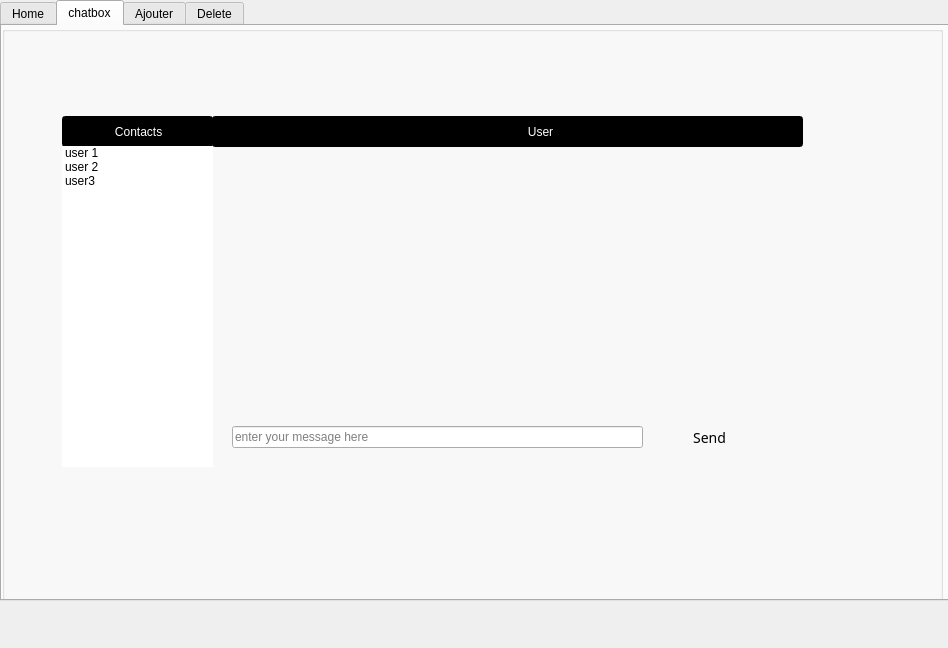
Above: employes.ui from Hamoda73/Projet_Smart_rdi_center before the change. Below: the same form after it.
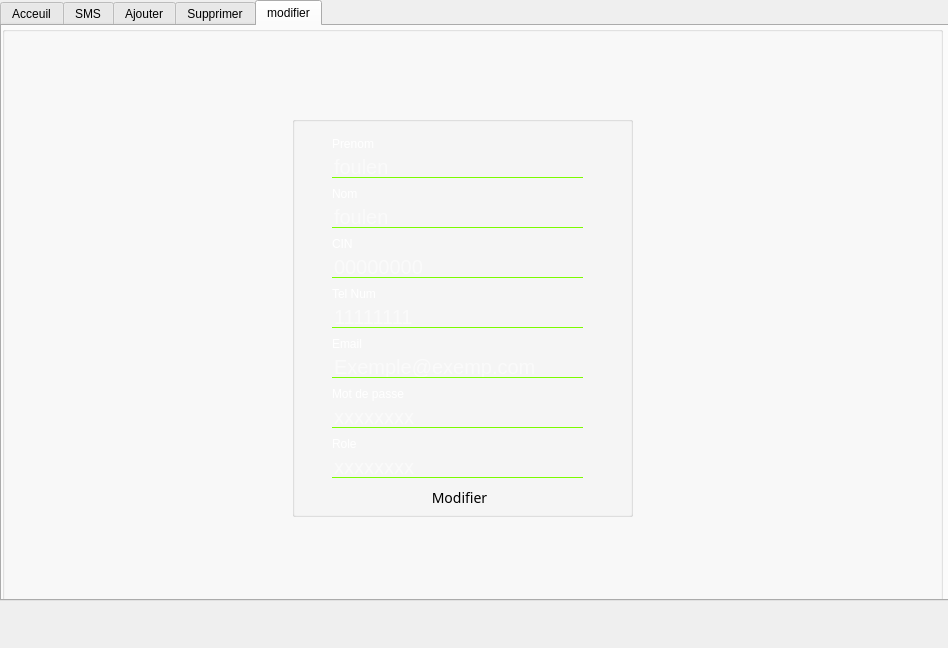
That is the form after the change. The open tabs and pages were chosen to show the change. Icons and pictures are not drawn.

Patch:
```diff
--- a/employes.ui
+++ b/employes.ui
@@ -38,7 +38,7 @@
      <string notr="true"/>
     </property>
     <attribute name="title">
-     <string>Home</string>
+     <string>Acceuil</string>
     </attribute>
     <widget class="QGroupBox" name="groupBox">
      <property name="geometry">
@@ -436,7 +436,7 @@
    </widget>
    <widget class="QWidget" name="tab_3">
     <attribute name="title">
-     <string>chatbox</string>
+     <string>SMS</string>
     </attribute>
     <widget class="QGroupBox" name="groupBox_8">
      <property name="geometry">
@@ -454,44 +454,13 @@
      <property name="title">
       <string/>
      </property>
-     <widget class="QGroupBox" name="groupBox_4">
-      <property name="geometry">
-       <rect>
-        <x>210</x>
-        <y>120</y>
-        <width>591</width>
-        <height>261</height>
-       </rect>
-      </property>
-      <property name="styleSheet">
-       <string notr="true">background-image: url(:/img/269692057_1624625321227485_6672185886649751140_n.jpg);
-border-color: rgb(0, 170, 0);
-border-radius:10px;</string>
-      </property>
-      <property name="title">
-       <string/>
-      </property>
-      <widget class="QLabel" name="label_12">
-       <property name="geometry">
-        <rect>
-         <x>30</x>
-         <y>30</y>
-         <width>211</width>
-         <height>16</height>
-        </rect>
-       </property>
-       <property name="text">
-        <string/>
-       </property>
-      </widget>
-     </widget>
      <widget class="QGroupBox" name="groupBox_5">
       <property name="geometry">
        <rect>
-        <x>210</x>
-        <y>380</y>
+        <x>320</x>
+        <y>170</y>
         <width>591</width>
-        <height>61</height>
+        <height>211</height>
        </rect>
       </property>
       <property name="styleSheet">
@@ -507,20 +476,23 @@
        <property name="geometry">
         <rect>
          <x>20</x>
-         <y>20</y>
-         <width>411</width>
-         <height>22</height>
+         <y>10</y>
+         <width>551</width>
+         <height>131</height>
         </rect>
        </property>
+       <property name="alignment">
+        <set>Qt::AlignLeading|Qt::AlignLeft|Qt::AlignTop</set>
+       </property>
        <property name="placeholderText">
-        <string>enter your message here</string>
+        <string>Saisir votre message</string>
        </property>
       </widget>
       <widget class="QPushButton" name="pushButton_7">
        <property name="geometry">
         <rect>
-         <x>460</x>
-         <y>20</y>
+         <x>260</x>
+         <y>170</y>
          <width>75</width>
          <height>24</height>
         </rect>
@@ -554,72 +526,109 @@
 }</string>
        </property>
        <property name="text">
-        <string>Send</string>
+        <string>Envoyer</string>
        </property>
       </widget>
      </widget>
      <widget class="QLineEdit" name="lineEdit_14">
       <property name="geometry">
        <rect>
-        <x>210</x>
-        <y>90</y>
-        <width>591</width>
-        <height>31</height>
+        <x>10</x>
+        <y>190</y>
+        <width>251</width>
+        <height>22</height>
        </rect>
       </property>
       <property name="styleSheet">
-       <string notr="true">background-color: rgb(0, 0, 0);
-color: rgb(255, 255, 255);</string>
+       <string notr="true">background-color: rgb(255, 255, 255);
+
+background:transparent;
+border:none;
+border-bottom:1px solid #7CFC00;
+font-size:20px;
+color:white</string>
       </property>
       <property name="text">
-       <string>                                                                                              User</string>
+       <string/>
       </property>
+      <property name="placeholderText">
+       <string>foulen</string>
+      </property>
      </widget>
-     <widget class="QLineEdit" name="lineEdit_17">
+     <widget class="QLabel" name="label_9">
       <property name="geometry">
        <rect>
-        <x>60</x>
-        <y>90</y>
-        <width>151</width>
-        <height>31</height>
+        <x>10</x>
+        <y>170</y>
+        <width>141</width>
+        <height>16</height>
+       </rect>
+      </property>
+      <property name="styleSheet">
+       <string notr="true">color: rgb(255, 255, 255);</string>
+      </property>
+      <property name="text">
+       <string>To :</string>
+      </property>
+     </widget>
+     <widget class="QLabel" name="label_19">
+      <property name="geometry">
+       <rect>
+        <x>10</x>
+        <y>230</y>
+        <width>141</width>
+        <height>16</height>
+       </rect>
+      </property>
+      <property name="styleSheet">
+       <string notr="true">color: rgb(255, 255, 255);</string>
+      </property>
+      <property name="text">
+       <string>From</string>
+      </property>
+     </widget>
+     <widget class="QLineEdit" name="le_nom_4">
+      <property name="geometry">
+       <rect>
+        <x>10</x>
+        <y>250</y>
+        <width>251</width>
+        <height>22</height>
+       </rect>
+      </property>
+      <property name="styleSheet">
+       <string notr="true">background-color: rgb(255, 255, 255);
+
+background:transparent;
+border:none;
+border-bottom:1px solid #7CFC00;
+font-size:20px;
+color:white</string>
+      </property>
+      <property name="text">
+       <string/>
+      </property>
+      <property name="placeholderText">
+       <string>foulen</string>
+      </property>
+     </widget>
+     <widget class="QLabel" name="label_12">
+      <property name="geometry">
+       <rect>
+        <x>510</x>
+        <y>100</y>
+        <width>141</width>
+        <height>51</height>
        </rect>
       </property>
       <property name="styleSheet">
        <string notr="true">color: rgb(255, 255, 255);
-background-color: rgb(0, 0, 0);</string>
+font: 24pt &quot;Segoe UI&quot;;</string>
       </property>
       <property name="text">
-       <string>               Contacts</string>
+       <string>Body</string>
       </property>
      </widget>
-     <widget class="QListWidget" name="listWidget_2">
-      <property name="geometry">
-       <rect>
-        <x>60</x>
-        <y>120</y>
-        <width>151</width>
-        <height>321</height>
-       </rect>
-      </property>
-      <property name="styleSheet">
-       <string notr="true">border-radius:10px;</string>
-      </property>
-      <item>
-       <property name="text">
-        <string>user 1</string>
-       </property>
-      </item>
-      <item>
-       <property name="text">
-        <string>user 2</string>
-       </property>
-      </item>
-      <item>
-       <property name="text">
-        <string>user3</string>
-       </property>
-      </item>
-     </widget>
     </widget>
    </widget>
    <widget class="QWidget" name="tab_2">
@@ -1021,7 +1030,7 @@
    </widget>
    <widget class="QWidget" name="tab_4">
     <attribute name="title">
-     <string>Delete</string>
+     <string>Supprimer</string>
     </attribute>
     <widget class="QGroupBox" name="groupBox_7">
      <property name="geometry">
@@ -1156,6 +1165,353 @@
      <zorder>lineEdit_2</zorder>
     </widget>
    </widget>
+   <widget class="QWidget" name="tab_5">
+    <attribute name="title">
+     <string>modifier</string>
+    </attribute>
+    <widget class="QGroupBox" name="groupBox_9">
+     <property name="geometry">
+      <rect>
+       <x>0</x>
+       <y>0</y>
+       <width>941</width>
+       <height>591</height>
+      </rect>
+     </property>
+     <property name="styleSheet">
+      <string notr="true">#groupBox_9{background-image: url(:/img/rsz back2.jpg);}
+
+</string>
+     </property>
+     <property name="title">
+      <string/>
+     </property>
+     <widget class="QGroupBox" name="groupBox_10">
+      <property name="geometry">
+       <rect>
+        <x>290</x>
+        <y>90</y>
+        <width>341</width>
+        <height>401</height>
+       </rect>
+      </property>
+      <property name="styleSheet">
+       <string notr="true">background:transparent;
+</string>
+      </property>
+      <property name="title">
+       <string/>
+      </property>
+      <widget class="QPushButton" name="pb_modifier">
+       <property name="geometry">
+        <rect>
+         <x>130</x>
+         <y>370</y>
+         <width>75</width>
+         <height>24</height>
+        </rect>
+       </property>
+       <property name="styleSheet">
+        <string notr="true">*{
+ font-family:century gothic;
+   font-size:14px;
+}
+
+QFrame
+{
+ 	 
+}
+QPushButton
+{
+
+	
+	background-image: url(:/img/white.jpg);
+}
+QPushButton
+{
+ border-radius:8px;
+}
+QPushButton:hover
+{
+color:rgb(255,255,255);
+ 
+border-radius:10px;
+background:#3CB043;
+}</string>
+       </property>
+       <property name="text">
+        <string>Modifier</string>
+       </property>
+      </widget>
+      <widget class="QLabel" name="label_10">
+       <property name="geometry">
+        <rect>
+         <x>40</x>
+         <y>20</y>
+         <width>49</width>
+         <height>16</height>
+        </rect>
+       </property>
+       <property name="styleSheet">
+        <string notr="true">color: rgb(255, 255, 255);</string>
+       </property>
+       <property name="text">
+        <string>Prenom</string>
+       </property>
+      </widget>
+      <widget class="QLineEdit" name="le_nom_2">
+       <property name="geometry">
+        <rect>
+         <x>40</x>
+         <y>40</y>
+         <width>251</width>
+         <height>22</height>
+        </rect>
+       </property>
+       <property name="styleSheet">
+        <string notr="true">background-color: rgb(255, 255, 255);
+
+background:transparent;
+border:none;
+border-bottom:1px solid #7CFC00;
+font-size:20px;
+color:white</string>
+       </property>
+       <property name="placeholderText">
+        <string>foulen</string>
+       </property>
+      </widget>
+      <widget class="QLabel" name="label_11">
+       <property name="geometry">
+        <rect>
+         <x>40</x>
+         <y>70</y>
+         <width>61</width>
+         <height>16</height>
+        </rect>
+       </property>
+       <property name="styleSheet">
+        <string notr="true">color: rgb(255, 255, 255);</string>
+       </property>
+       <property name="text">
+        <string>Nom</string>
+       </property>
+      </widget>
+      <widget class="QLineEdit" name="le_prenom_2">
+       <property name="geometry">
+        <rect>
+         <x>40</x>
+         <y>90</y>
+         <width>251</width>
+         <height>22</height>
+        </rect>
+       </property>
+       <property name="styleSheet">
+        <string notr="true">background-color: rgb(255, 255, 255);
+
+background:transparent;
+border:none;
+border-bottom:1px solid #7CFC00;
+font-size:20px;
+color:white</string>
+       </property>
+       <property name="placeholderText">
+        <string>foulen</string>
+       </property>
+      </widget>
+      <widget class="QLabel" name="label_14">
+       <property name="geometry">
+        <rect>
+         <x>40</x>
+         <y>120</y>
+         <width>49</width>
+         <height>16</height>
+        </rect>
+       </property>
+       <property name="styleSheet">
+        <string notr="true">color: rgb(255, 255, 255);</string>
+       </property>
+       <property name="text">
+        <string>CIN</string>
+       </property>
+      </widget>
+      <widget class="QLineEdit" name="le_cin_2">
+       <property name="geometry">
+        <rect>
+         <x>40</x>
+         <y>140</y>
+         <width>251</width>
+         <height>22</height>
+        </rect>
+       </property>
+       <property name="styleSheet">
+        <string notr="true">background-color: rgb(255, 255, 255);
+
+background:transparent;
+border:none;
+border-bottom:1px solid #7CFC00;
+font-size:20px;
+color:white</string>
+       </property>
+       <property name="placeholderText">
+        <string>00000000</string>
+       </property>
+      </widget>
+      <widget class="QLabel" name="label_15">
+       <property name="geometry">
+        <rect>
+         <x>40</x>
+         <y>170</y>
+         <width>49</width>
+         <height>16</height>
+        </rect>
+       </property>
+       <property name="styleSheet">
+        <string notr="true">color: rgb(255, 255, 255);</string>
+       </property>
+       <property name="text">
+        <string>Tel Num</string>
+       </property>
+      </widget>
+      <widget class="QLineEdit" name="le_tel_2">
+       <property name="geometry">
+        <rect>
+         <x>40</x>
+         <y>190</y>
+         <width>251</width>
+         <height>22</height>
+        </rect>
+       </property>
+       <property name="styleSheet">
+        <string notr="true">background-color: rgb(255, 255, 255);
+
+background:transparent;
+border:none;
+border-bottom:1px solid #7CFC00;
+font-size:20px;
+color:white</string>
+       </property>
+       <property name="placeholderText">
+        <string>11111111</string>
+       </property>
+      </widget>
+      <widget class="QLabel" name="label_16">
+       <property name="geometry">
+        <rect>
+         <x>40</x>
+         <y>220</y>
+         <width>49</width>
+         <height>16</height>
+        </rect>
+       </property>
+       <property name="styleSheet">
+        <string notr="true">color: rgb(255, 255, 255);</string>
+       </property>
+       <property name="text">
+        <string>Email</string>
+       </property>
+      </widget>
+      <widget class="QLineEdit" name="le_email_2">
+       <property name="geometry">
+        <rect>
+         <x>40</x>
+         <y>240</y>
+         <width>251</width>
+         <height>22</height>
+        </rect>
+       </property>
+       <property name="styleSheet">
+        <string notr="true">background-color: rgb(255, 255, 255);
+
+background:transparent;
+border:none;
+border-bottom:1px solid #7CFC00;
+font-size:20px;
+color:white</string>
+       </property>
+       <property name="placeholderText">
+        <string>Exemple@exemp.com</string>
+       </property>
+      </widget>
+      <widget class="QLabel" name="label_17">
+       <property name="geometry">
+        <rect>
+         <x>40</x>
+         <y>270</y>
+         <width>91</width>
+         <height>16</height>
+        </rect>
+       </property>
+       <property name="styleSheet">
+        <string notr="true">color: rgb(255, 255, 255);</string>
+       </property>
+       <property name="text">
+        <string>Mot de passe</string>
+       </property>
+      </widget>
+      <widget class="QLineEdit" name="le_pwd_2">
+       <property name="geometry">
+        <rect>
+         <x>40</x>
+         <y>290</y>
+         <width>251</width>
+         <height>22</height>
+        </rect>
+       </property>
+       <property name="styleSheet">
+        <string notr="true">background-color: rgb(255, 255, 255);
+
+background:transparent;
+border:none;
+border-bottom:1px solid #7CFC00;
+font-size:20px;
+color:white</string>
+       </property>
+       <property name="placeholderText">
+        <string>xxxxxxxx</string>
+       </property>
+      </widget>
+      <widget class="QLabel" name="label_18">
+       <property name="geometry">
+        <rect>
+         <x>40</x>
+         <y>320</y>
+         <width>49</width>
+         <height>16</height>
+        </rect>
+       </property>
+       <property name="styleSheet">
+        <string notr="true">color: rgb(255, 255, 255);</string>
+       </property>
+       <property name="text">
+        <string>Role</string>
+       </property>
+      </widget>
+      <widget class="QLineEdit" name="le_role_3">
+       <property name="geometry">
+        <rect>
+         <x>40</x>
+         <y>340</y>
+         <width>251</width>
+         <height>22</height>
+        </rect>
+       </property>
+       <property name="styleSheet">
+        <string notr="true">background-color: rgb(255, 255, 255);
+
+background:transparent;
+border:none;
+border-bottom:1px solid #7CFC00;
+font-size:20px;
+color:white</string>
+       </property>
+       <property name="placeholderText">
+        <string>xxxxxxxx</string>
+       </property>
+      </widget>
+     </widget>
+    </widget>
+   </widget>
   </widget>
  </widget>
  <resources/>
```
Left out of the diff: 708 changed lines with no effect on the pictures.
